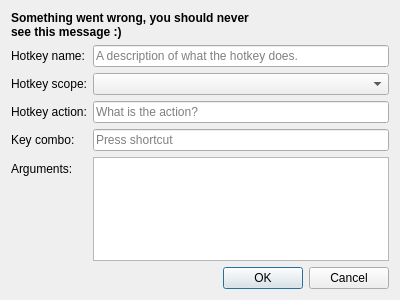
Before: the Qt Designer form src/widgets/dialogs/EditHotkeyDialog.ui in Chatterino/chatterino2, drawn with Qt 5.
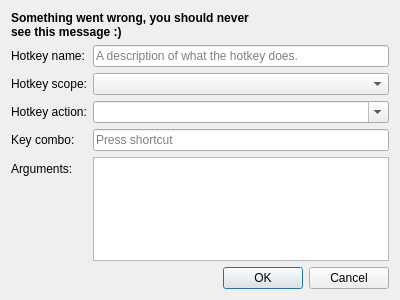
After: the same form once the commit is applied.

Commit message: oh god oh fuck; added action picker

What changed in the file:
```diff
--- a/src/widgets/dialogs/EditHotkeyDialog.ui
+++ b/src/widgets/dialogs/EditHotkeyDialog.ui
@@ -76,17 +76,7 @@
         <string>Hotkey action:</string>
        </property>
        <property name="buddy">
-        <cstring>actionEdit</cstring>
-       </property>
-      </widget>
-     </item>
-     <item row="2" column="1">
-      <widget class="QLineEdit" name="actionEdit">
-       <property name="text">
-        <string/>
-       </property>
-       <property name="placeholderText">
-        <string>What is the action?</string>
+        <cstring>actionPicker</cstring>
        </property>
       </widget>
      </item>
@@ -126,6 +116,13 @@
      <item row="1" column="1">
       <widget class="QComboBox" name="scopePicker"/>
      </item>
+     <item row="2" column="1">
+      <widget class="QComboBox" name="actionPicker">
+       <property name="editable">
+        <bool>true</bool>
+       </property>
+      </widget>
+     </item>
     </layout>
    </item>
    <item>
```
Left out of the diff: 19 changed lines with no effect on the pictures. The commit also changes 4 other files.
